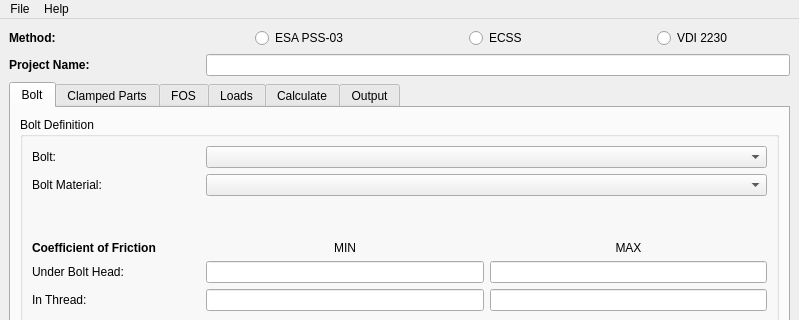
Qt form BAT/src/gui/bat_gui.ui (misams/BAT) before a commit; both pictures show x 0 to 799 and y 0 to 320 of the 799 by 631 pixel window.
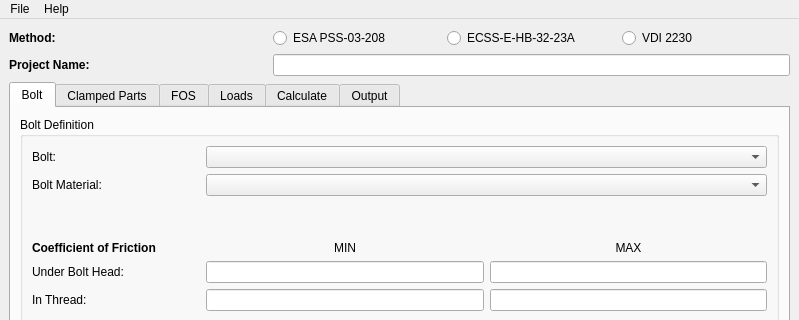
The same form after that commit.

What changed in the file:
```diff
--- a/BAT/src/gui/bat_gui.ui
+++ b/BAT/src/gui/bat_gui.ui
@@ -21,21 +21,7 @@
     </sizepolicy>
    </property>
    <layout class="QGridLayout" name="gridLayout_4">
-    <item row="0" column="1" alignment="Qt::AlignHCenter">
-     <widget class="QRadioButton" name="radioEsaPss">
-      <property name="text">
-       <string>ESA PSS-03</string>
-      </property>
-     </widget>
-    </item>
-    <item row="0" column="3" alignment="Qt::AlignHCenter">
-     <widget class="QRadioButton" name="radioVdi">
-      <property name="text">
-       <string>VDI 2230</string>
-      </property>
-     </widget>
-    </item>
-    <item row="1" column="1" colspan="3">
+    <item row="1" column="1" colspan="2">
      <widget class="QLineEdit" name="projectName"/>
     </item>
     <item row="1" column="0">
@@ -73,14 +59,7 @@
       </property>
      </widget>
     </item>
-    <item row="0" column="2" alignment="Qt::AlignHCenter">
-     <widget class="QRadioButton" name="radioEcss">
-      <property name="text">
-       <string>ECSS</string>
-      </property>
-     </widget>
-    </item>
-    <item row="2" column="0" colspan="4">
+    <item row="2" column="0" colspan="3">
      <widget class="QTabWidget" name="tabWidget">
       <property name="sizePolicy">
        <sizepolicy hsizetype="Preferred" vsizetype="Preferred">
@@ -815,6 +794,40 @@
       </widget>
      </widget>
     </item>
+    <item row="0" column="1" colspan="2">
+     <layout class="QHBoxLayout" name="horizontalLayout">
+      <item>
+       <widget class="QRadioButton" name="radioEsaPss">
+        <property name="text">
+         <string>ESA PSS-03-208</string>
+        </property>
+        <attribute name="buttonGroup">
+         <string notr="true">buttonGroupMethods</string>
+        </attribute>
+       </widget>
+      </item>
+      <item>
+       <widget class="QRadioButton" name="radioEcss">
+        <property name="text">
+         <string>ECSS-E-HB-32-23A</string>
+        </property>
+        <attribute name="buttonGroup">
+         <string notr="true">buttonGroupMethods</string>
+        </attribute>
+       </widget>
+      </item>
+      <item>
+       <widget class="QRadioButton" name="radioVdi">
+        <property name="text">
+         <string>VDI 2230</string>
+        </property>
+        <attribute name="buttonGroup">
+         <string notr="true">buttonGroupMethods</string>
+        </attribute>
+       </widget>
+      </item>
+     </layout>
+    </item>
    </layout>
    <zorder>label</zorder>
    <zorder>projectName</zorder>
```
Left out of the diff: 21 changed lines with no effect on the pictures.
